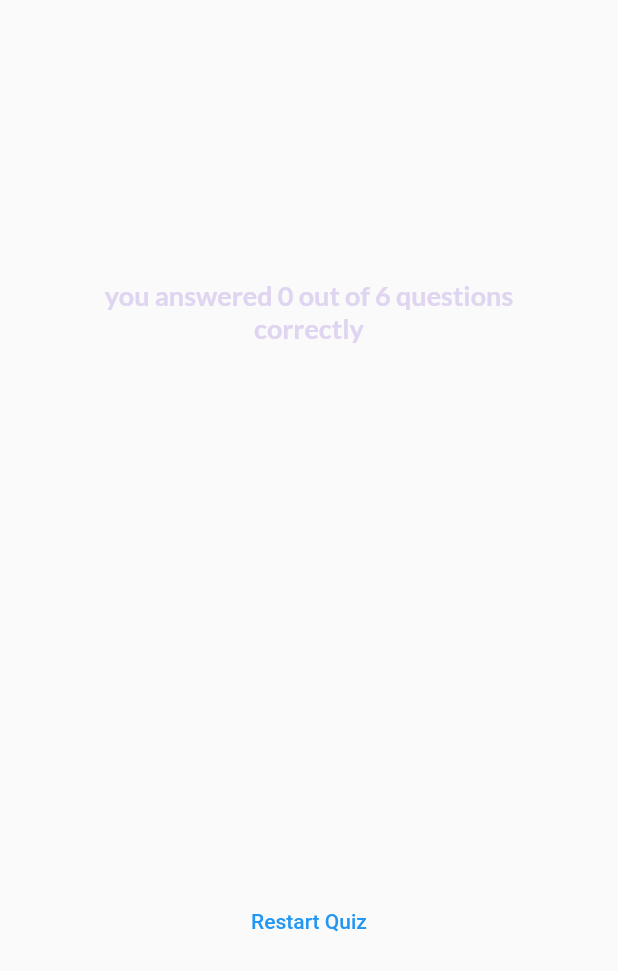
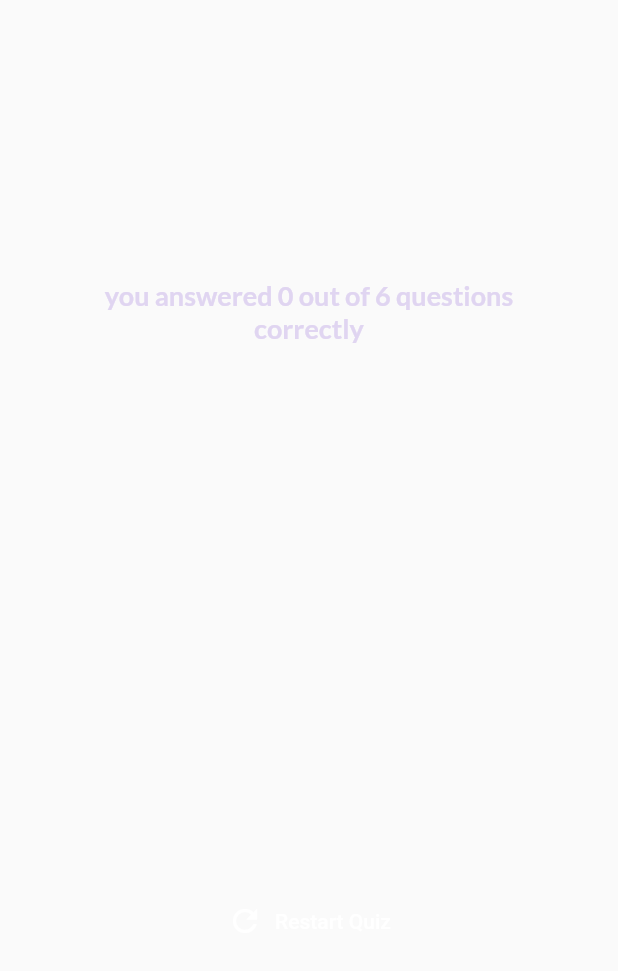
Before and after one commit to dimon-ton/flutter_udemy_section2, a Flutter app: the ResultScreen widget shown alone on an empty page, opened directly with empty values, on a phone screen of 412 x 824 dp. Shown: the top 971 px of the screen. Run offline on Flutter 3.47's test engine with Material 2 defaults, Android fonts, the phone set to English and light mode, and no system bars; our stand-ins replace google_fonts.

Commit message:
add the refresh button

```diff
--- a/lib/result_screen.dart
+++ b/lib/result_screen.dart
@@ -18,7 +18,8 @@ class ResultScreen extends StatelessWidget {
       summary.add({
         'question_index': i,
         'question': questions[i].text,
-        'correct_answer': questions[i].answers[0],
+        'correct_answer':
+            questions[i].answers[0], // assume that the first answer is correct
         'user_answer': chosenAnswers[i],
       });
     }
@@ -57,11 +58,13 @@ class ResultScreen extends StatelessWidget {
             const SizedBox(
               height: 30,
             ),
-            TextButton(
+            TextButton.icon(
+              style: TextButton.styleFrom(foregroundColor: Colors.white),
               onPressed: () {
                 restartQuiz();
               },
-              child: const Text('Restart Quiz'),
+              icon: const Icon(Icons.refresh),
+              label: const Text('Restart Quiz'),
             ),
           ],
         ),
```
